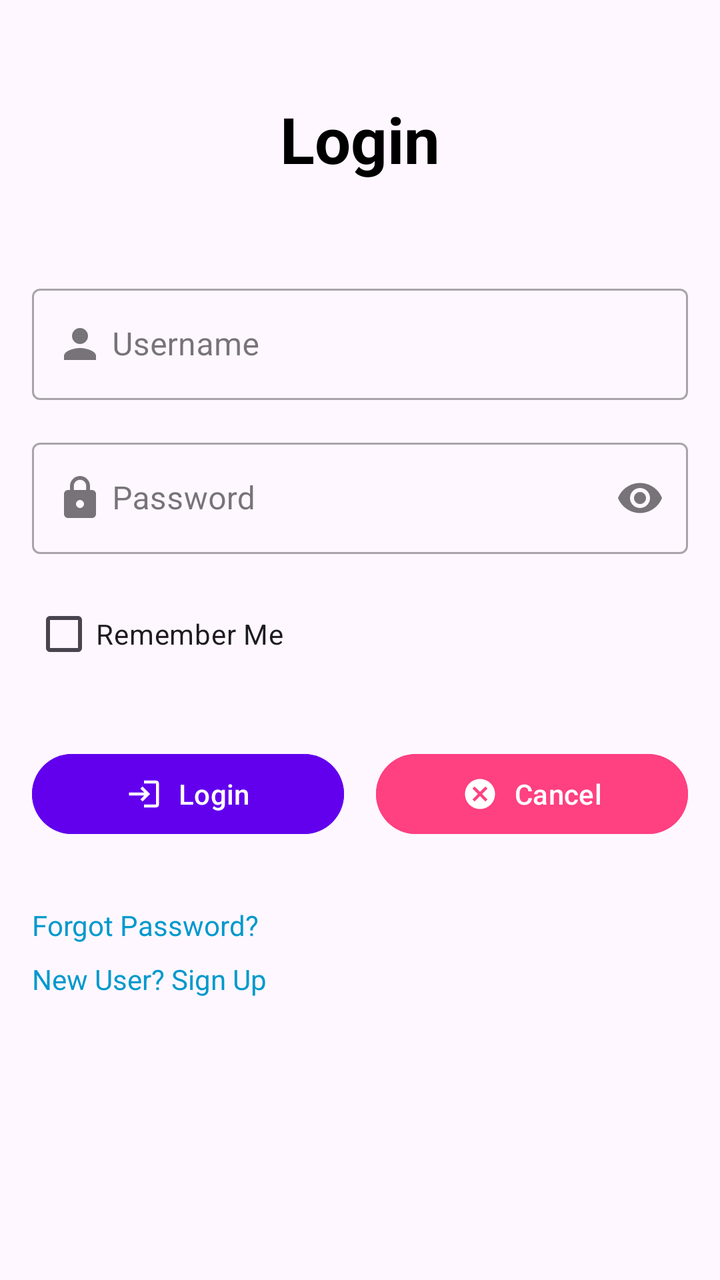
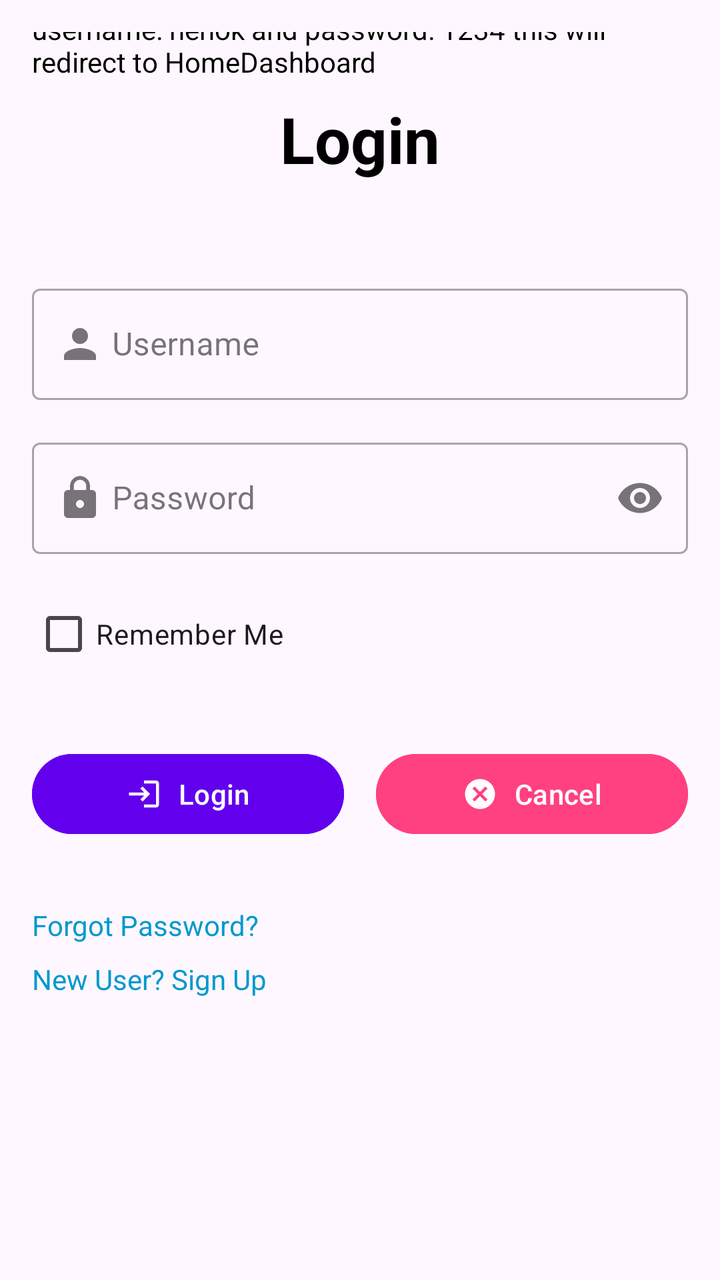

Before-and-after screenshots of an Android layout around one commit, followed by the original layout XML and the change that was made.
<!-- AndroidManifest.xml: application theme Theme.MyApp -->
<!-- res/layout/activity_loginpage.xml -->
<?xml version="1.0" encoding="utf-8"?>
<androidx.constraintlayout.widget.ConstraintLayout xmlns:android="http://schemas.android.com/apk/res/android"
    xmlns:app="http://schemas.android.com/apk/res-auto"
    xmlns:tools="http://schemas.android.com/tools"
    android:layout_width="match_parent"
    android:layout_height="match_parent"
    android:padding="16dp"
    tools:context=".LoginPage">

<TextView
    android:id="@+id/tv_login_title"
    android:layout_width="wrap_content"
    android:layout_height="wrap_content"
    android:text="Login"
    android:textSize="32sp"
    android:textStyle="bold"
    android:textColor="@android:color/black"
    app:layout_constraintTop_toTopOf="parent"
    app:layout_constraintStart_toStartOf="parent"
    app:layout_constraintEnd_toEndOf="parent"
    android:layout_marginTop="32dp" />

    <com.google.android.material.textfield.TextInputLayout
    android:id="@+id/til_username"
    style="@style/Widget.MaterialComponents.TextInputLayout.OutlinedBox"
    android:layout_width="0dp"
    app:startIconDrawable="@drawable/ic_person"
    android:layout_height="wrap_content"
    android:layout_marginTop="48dp"

    app:layout_constraintStart_toStartOf="parent"
    app:layout_constraintEnd_toEndOf="parent"
    app:layout_constraintTop_toBottomOf="@id/tv_login_title">

    <com.google.android.material.textfield.TextInputEditText
        android:id="@+id/et_username"
        android:layout_width="match_parent"
        android:layout_height="wrap_content"
        android:paddingLeft="40dp"
        android:hint="Username"
        android:inputType="text" />
</com.google.android.material.textfield.TextInputLayout>

    <com.google.android.material.textfield.TextInputLayout
    android:id="@+id/til_password"
    style="@style/Widget.MaterialComponents.TextInputLayout.OutlinedBox"
    android:layout_width="0dp"
    android:layout_height="wrap_content"
    android:layout_marginTop="16dp"
    app:startIconDrawable="@drawable/ic_lock"
    app:endIconMode="password_toggle"
    app:layout_constraintStart_toStartOf="parent"
    app:layout_constraintEnd_toEndOf="parent"
    app:layout_constraintTop_toBottomOf="@id/til_username">

    <com.google.android.material.textfield.TextInputEditText
        android:id="@+id/et_password"
        android:layout_width="match_parent"
        android:layout_height="wrap_content"
        android:paddingLeft="40dp"
        android:hint="Password"
        android:inputType="textPassword" />
</com.google.android.material.textfield.TextInputLayout>


    <CheckBox
    android:id="@+id/cb_remember_me"
    android:layout_width="wrap_content"
    android:layout_height="wrap_content"
    android:text="Remember Me"
    app:layout_constraintStart_toStartOf="@id/til_password"
    app:layout_constraintTop_toBottomOf="@id/til_password"
    android:layout_marginTop="16dp" />


    <com.google.android.material.button.MaterialButton
        android:id="@+id/btn_login"
        android:layout_width="0dp"
        android:layout_height="wrap_content"
        android:text="Login"
        android:textColor="@android:color/white"
        android:backgroundTint="#6200EE"
        app:icon="@drawable/login_icon"
        app:iconGravity="textStart"
        app:iconPadding="8dp"
        app:layout_constraintHorizontal_weight="1"
        app:layout_constraintStart_toStartOf="parent"
        app:layout_constraintEnd_toStartOf="@id/btn_cancel"
        app:layout_constraintTop_toBottomOf="@id/cb_remember_me"
        android:layout_marginTop="32dp"
        android:layout_marginEnd="8dp" />


    <com.google.android.material.button.MaterialButton
        android:id="@+id/btn_cancel"
        android:layout_width="0dp"
        android:layout_height="wrap_content"
        android:text="Cancel"
        android:textColor="@android:color/white"
        android:backgroundTint="#FF4081"
        app:icon="@drawable/cancel_icon"
        app:iconGravity="textStart"
        app:iconPadding="8dp"
        app:layout_constraintHorizontal_weight="1"
        app:layout_constraintStart_toEndOf="@id/btn_login"
        app:layout_constraintEnd_toEndOf="parent"
        app:layout_constraintTop_toTopOf="@id/btn_login"
        android:layout_marginStart="8dp" />


    <TextView
    android:id="@+id/tv_forgot_password"
    android:layout_width="wrap_content"
    android:layout_height="wrap_content"
    android:text="Forgot Password?"
    android:textColor="@android:color/holo_blue_dark"
    app:layout_constraintStart_toStartOf="parent"
    app:layout_constraintTop_toBottomOf="@id/btn_login"
    android:layout_marginTop="32dp" />

    <TextView
    android:id="@+id/tv_sign_up"
    android:layout_width="wrap_content"
    android:layout_height="wrap_content"
    android:text="New User? Sign Up"
    android:textColor="@android:color/holo_blue_dark"
    app:layout_constraintStart_toStartOf="parent"
    app:layout_constraintTop_toBottomOf="@id/tv_forgot_password"
    android:layout_marginTop="8dp" />

</androidx.constraintlayout.widget.ConstraintLayout>
<!-- resources referenced by this layout -->
<resources>
  <!-- drawable cancel_icon (drawable) -->
  <vector xmlns:android="http://schemas.android.com/apk/res/android" android:height="24dp" android:tint="#000000" android:viewportHeight="24" android:viewportWidth="24" android:width="24dp">
        
      <path android:fillColor="@android:color/white" android:pathData="M12,2C6.47,2 2,6.47 2,12s4.47,10 10,10 10,-4.47 10,-10S17.53,2 12,2zM17,15.59L15.59,17 12,13.41 8.41,17 7,15.59 10.59,12 7,8.41 8.41,7 12,10.59 15.59,7 17,8.41 13.41,12 17,15.59z"/>
      
  </vector>
  <!-- drawable ic_lock (drawable) -->
  <vector xmlns:android="http://schemas.android.com/apk/res/android" android:height="24dp" android:tint="#000000" android:viewportHeight="24" android:viewportWidth="24" android:width="24dp">
        
      <path android:fillColor="@android:color/white" android:pathData="M18,8h-1L17,6c0,-2.76 -2.24,-5 -5,-5S7,3.24 7,6v2L6,8c-1.1,0 -2,0.9 -2,2v10c0,1.1 0.9,2 2,2h12c1.1,0 2,-0.9 2,-2L20,10c0,-1.1 -0.9,-2 -2,-2zM12,17c-1.1,0 -2,-0.9 -2,-2s0.9,-2 2,-2 2,0.9 2,2 -0.9,2 -2,2zM15.1,8L8.9,8L8.9,6c0,-1.71 1.39,-3.1 3.1,-3.1 1.71,0 3.1,1.39 3.1,3.1v2z"/>
      
  </vector>
  <!-- drawable ic_person (drawable) -->
  <vector xmlns:android="http://schemas.android.com/apk/res/android" android:height="24dp" android:tint="#000000" android:viewportHeight="24" android:viewportWidth="24" android:width="24dp">
        
      <path android:fillColor="@android:color/white" android:pathData="M12,12c2.21,0 4,-1.79 4,-4s-1.79,-4 -4,-4 -4,1.79 -4,4 1.79,4 4,4zM12,14c-2.67,0 -8,1.34 -8,4v2h16v-2c0,-2.66 -5.33,-4 -8,-4z"/>
      
  </vector>
  <!-- drawable login_icon (drawable) -->
  <vector xmlns:android="http://schemas.android.com/apk/res/android" android:autoMirrored="true" android:height="24dp" android:tint="#000000" android:viewportHeight="24" android:viewportWidth="24" android:width="24dp">
        
      <path android:fillColor="@android:color/white" android:pathData="M11,7L9.6,8.4l2.6,2.6H2v2h10.2l-2.6,2.6L11,17l5,-5L11,7zM20,19h-8v2h8c1.1,0 2,-0.9 2,-2V5c0,-1.1 -0.9,-2 -2,-2h-8v2h8V19z"/>
      
  </vector>
  <style name="Theme.MyApp" parent="Base.Theme.MyApp" />
  <style name="Base.Theme.MyApp" parent="Theme.Material3.DayNight.NoActionBar">
      </style>
</resources>

<!-- the commit's change to res/layout/activity_loginpage.xml (unified diff, before → after) -->
@@ -6,7 +6,17 @@
     android:layout_height="match_parent"
     android:padding="16dp"
     tools:context=".LoginPage">
-
+    <TextView
+        android:id="@+id/tv_credentials_info"
+        android:layout_width="wrap_content"
+        android:layout_height="wrap_content"
+        android:text="username: henok and password: 1234 this will redirect to HomeDashboard"
+        android:textColor="@android:color/black"
+        android:textSize="14sp"
+        app:layout_constraintBottom_toTopOf="@id/tv_login_title"
+        app:layout_constraintStart_toStartOf="parent"
+        app:layout_constraintEnd_toEndOf="parent"
+        android:layout_marginBottom="8dp" />
 <TextView
     android:id="@+id/tv_login_title"
     android:layout_width="wrap_content"
